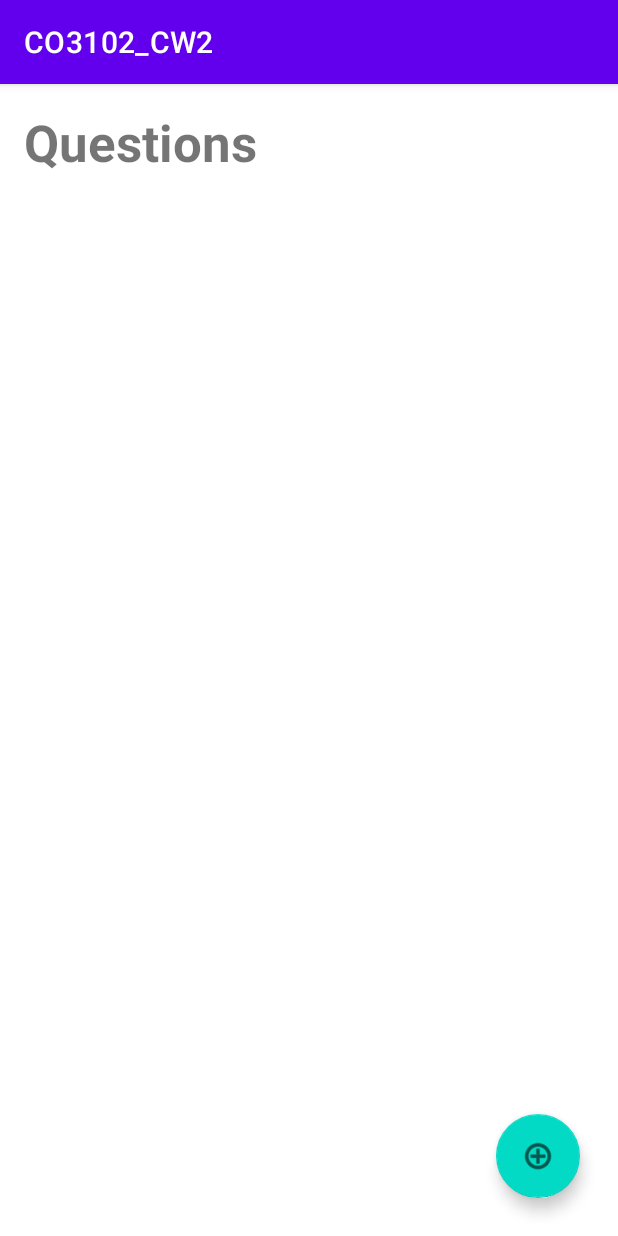
After one commit to DingiLord/CO3102_CW2, an Android app: the AdminActivity screen opened directly, with no data from a screen before it, on a phone screen of 412 x 824 dp. The commit adds this screen. Run offline under Robolectric (Android 15) with nearby library versions, the phone set to English and light mode, and no system bars.

Commit message:
created layouts for the user and the admin side

```diff
--- a/app/build.gradle
+++ b/app/build.gradle
@@ -39,4 +39,7 @@ dependencies {
     androidTestImplementation 'androidx.test.ext:junit:1.1.3'
     androidTestImplementation 'androidx.test.espresso:espresso-core:3.4.0'
     implementation 'com.budiyev.android:code-scanner:2.1.0'
+    implementation "androidx.recyclerview:recyclerview:1.2.1"
+    // For control over item selection of both touch and mouse driven selection
+    implementation "androidx.recyclerview:recyclerview-selection:1.1.0"
 }
--- a/app/src/main/AndroidManifest.xml
+++ b/app/src/main/AndroidManifest.xml
@@ -11,6 +11,12 @@
         android:roundIcon="@mipmap/ic_launcher_round"
         android:supportsRtl="true"
         android:theme="@style/Theme.CO3102_CW2">
+        <activity
+            android:name=".AdminActivity"
+            android:exported="false" />
+        <activity
+            android:name=".UserActivity"
+            android:exported="false" />
         <activity
             android:name=".CameraActivity"
             android:exported="false" />
--- /dev/null
+++ b/app/src/main/java/com/example/co3102_cw2/AdminActivity.java
@@ -0,0 +1,14 @@
+package com.example.co3102_cw2;
+
+import androidx.appcompat.app.AppCompatActivity;
+
+import android.os.Bundle;
+
+public class AdminActivity extends AppCompatActivity {
+
+    @Override
+    protected void onCreate(Bundle savedInstanceState) {
+        super.onCreate(savedInstanceState);
+        setContentView(R.layout.activity_admin);
+    }
+}
--- a/app/src/main/java/com/example/co3102_cw2/RegisterActivity.java
+++ b/app/src/main/java/com/example/co3102_cw2/RegisterActivity.java
@@ -82,6 +82,9 @@ public class RegisterActivity extends AppCompatActivity {
                 String sni = rSNI.getText().toString().trim();
 
                 // Checks for Correct Values
+                //TODO: Check for Proper Calendar Date Format and make sure The user is atleast 16 years old
+                //TODO: Check SNI number with the DataBase
+                //TODO: Check if SNI is already Taken
                 if(TextUtils.isEmpty(email)){
                     rEmail.setError("Email is Required");
                     return;
--- /dev/null
+++ b/app/src/main/res/layout/activity_admin.xml
@@ -0,0 +1,42 @@
+<?xml version="1.0" encoding="utf-8"?>
+<RelativeLayout xmlns:android="http://schemas.android.com/apk/res/android"
+    xmlns:app="http://schemas.android.com/apk/res-auto"
+    xmlns:tools="http://schemas.android.com/tools"
+    android:layout_width="match_parent"
+    android:layout_height="match_parent"
+    tools:context=".AdminActivity">
+
+    <TextView
+        android:id="@+id/QuestionsText"
+        android:layout_width="wrap_content"
+        android:layout_height="wrap_content"
+        android:layout_marginStart="16dp"
+        android:layout_marginTop="16dp"
+        android:layout_marginEnd="16dp"
+        android:layout_marginBottom="16dp"
+        android:text="@string/questions"
+        android:textSize="34sp"
+        android:textStyle="bold" />
+
+    <androidx.recyclerview.widget.RecyclerView
+        android:id="@+id/QuestionsRecyclerView"
+        android:layout_width="match_parent"
+        android:layout_height="wrap_content"
+        android:layout_below="@+id/QuestionsText"
+        app:layoutManager="androidx.recyclerview.widget.LinearLayoutManager"
+        android:nestedScrollingEnabled="true"/>
+
+        <com.google.android.material.floatingactionbutton.FloatingActionButton
+            android:id="@+id/floatingActionButton"
+            android:layout_width="wrap_content"
+            android:layout_height="wrap_content"
+            android:layout_alignParentEnd="true"
+            android:layout_alignParentBottom="true"
+            android:layout_marginStart="25dp"
+            android:layout_marginTop="25dp"
+            android:layout_marginEnd="25dp"
+            android:layout_marginBottom="25dp"
+            android:clickable="true"
+            app:srcCompat="@android:drawable/ic_menu_add" />
+
+</RelativeLayout>
--- a/app/src/main/res/values/strings.xml
+++ b/app/src/main/res/values/strings.xml
@@ -13,4 +13,7 @@
     <string name="home_adressRegister">Home Adress</string>
     <string name="registration_pageRegister">Registration Page</string>
     <string name="registerRegister">Register</string>
+    <string name="confirm_password">Confirm Password</string>
+    <string name="date_of_birth">Date of Birth</string>
+    <string name="questions">Questions</string>
 </resources>
```
Also changed, not shown: app/src/main/java/com/example/co3102_cw2/UserActivity.java (added, +14 -0 lines), app/src/main/res/layout/activity_register.xml (+18 -16 lines), app/src/main/res/layout/activity_user.xml (added, +29 -0 lines), app/src/main/res/layout/new_question.xml (added, +24 -0 lines), app/src/main/res/layout/question_layout.xml (added, +24 -0 lines).
